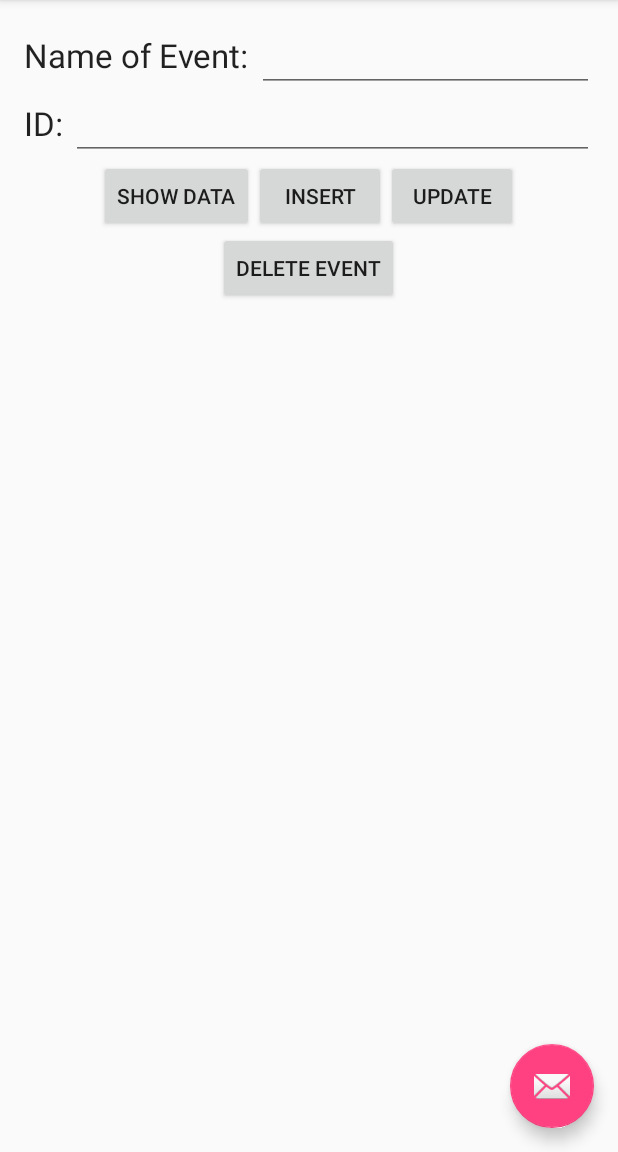
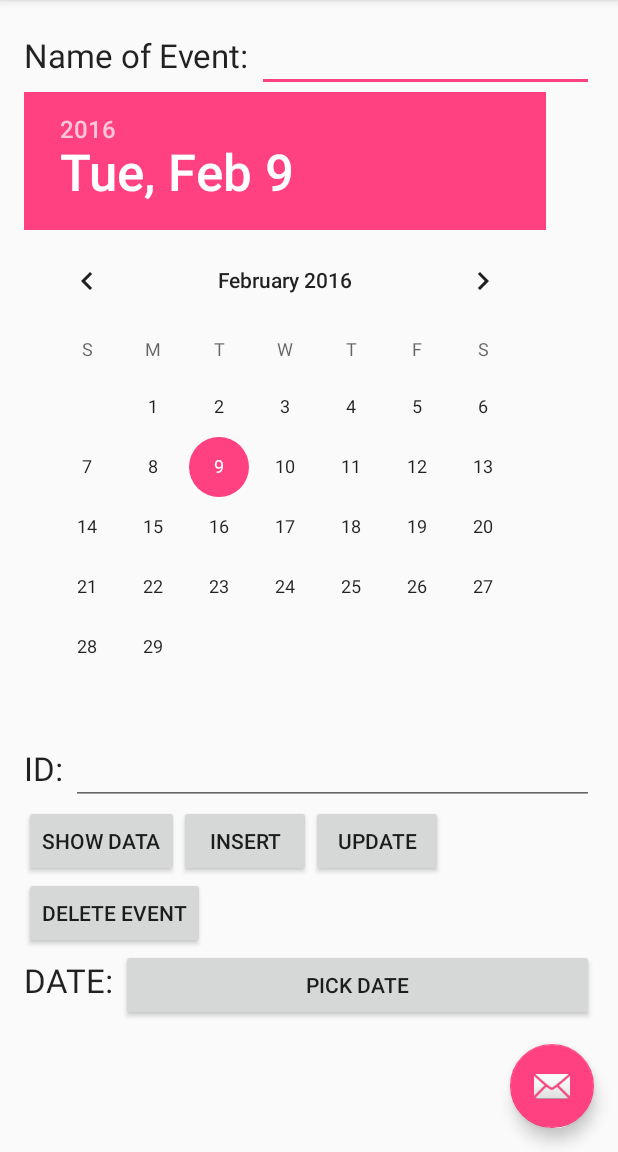
Before and after one commit to sdillon1/MyPlannerPal, an Android app: the screen it shows after launch (HomeScreen), on a phone screen of 412 x 824 dp, the part 84-1236 px from its top. Run offline under Robolectric (Android 15) with nearby library versions, the phone set to English and light mode, and no system bars.

Commit message:
Start date picker implementation

```diff
--- a/app/src/main/java/sean21eric/myplannerpal/DatabaseHelper.java
+++ b/app/src/main/java/sean21eric/myplannerpal/DatabaseHelper.java
@@ -24,6 +24,7 @@ public class DatabaseHelper extends SQLiteOpenHelper {
     public static final String TABLE_1_NAME = "EVENT";
     public static final String TABLE_1_COL_1_NAME = "ID";
     public static final String TABLE_1_COL_2_NAME = "NAME";
+    public static final String TABLE_1_COL_3_NAME = "DATE";
 
 
 
@@ -93,8 +94,6 @@ public class DatabaseHelper extends SQLiteOpenHelper {
             return true;
         }
 
-
-
     }
 
     public int deleteEvent(String id){
--- /dev/null
+++ b/app/src/main/java/sean21eric/myplannerpal/DatePickerFragment.java
@@ -0,0 +1,45 @@
+package sean21eric.myplannerpal;
+
+import android.app.DatePickerDialog;
+import android.app.Dialog;
+
+import android.os.Bundle;
+import android.support.v4.app.DialogFragment;
+import android.widget.DatePicker;
+import android.widget.TextView;
+import android.widget.Toast;
+
+import java.util.Calendar;
+
+/**
+ * Created by Sean on 2/9/2016.
+ */
+
+public class DatePickerFragment extends DialogFragment
+        implements DatePickerDialog.OnDateSetListener {
+
+
+
+
+
+    @Override
+    public Dialog onCreateDialog(Bundle savedInstanceState) {
+        // Use the current date as the default date in the picker
+        final Calendar c = Calendar.getInstance();
+        int year = c.get(Calendar.YEAR);
+        int month = c.get(Calendar.MONTH);
+        int day = c.get(Calendar.DAY_OF_MONTH);
+
+        // Create a new instance of DatePickerDialog and return it
+        return new DatePickerDialog(getActivity(), this, year, month, day);
+    }
+
+    public void onDateSet(DatePicker view, int year, int month, int day) {
+        // Do something with the date chosen by the user
+
+        Toast.makeText(getContext(), "Date set " + month + " - " + day + " - " + year, Toast.LENGTH_LONG).show();
+
+
+
+    }
+}
--- a/app/src/main/java/sean21eric/myplannerpal/HomeScreen.java
+++ b/app/src/main/java/sean21eric/myplannerpal/HomeScreen.java
@@ -6,14 +6,17 @@ import android.database.sqlite.SQLiteDatabase;
 import android.os.Bundle;
 import android.support.design.widget.FloatingActionButton;
 import android.support.design.widget.Snackbar;
+import android.support.v4.app.DialogFragment;
 import android.support.v7.app.AppCompatActivity;
 import android.support.v7.widget.Toolbar;
 import android.view.View;
 import android.view.Menu;
 import android.view.MenuItem;
 import android.widget.Button;
+import android.widget.DatePicker;
 import android.widget.EditText;
 import android.widget.LinearLayout;
+import android.widget.ScrollView;
 
 public class HomeScreen extends AppCompatActivity {
 
@@ -23,9 +26,12 @@ public class HomeScreen extends AppCompatActivity {
     Button btnShowData;
     Button btnUpdate;
     Button btnDelete;
+    Button btnDate;
     EditText nameEditText;
     EditText idEditText;
-    LinearLayout linearLayout1;
+    ScrollView linearLayout1;
+    DialogFragment newFragment = new DatePickerFragment();
+    DatePicker datePicker;
 
     @Override
     protected void onCreate(Bundle savedInstanceState) {
@@ -41,10 +47,12 @@ public class HomeScreen extends AppCompatActivity {
         btnShowData = (Button)findViewById(R.id.BTNShowData);
         btnUpdate = (Button)findViewById(R.id.BTNUpdate);
         btnDelete = (Button)findViewById(R.id.BTNDelete);
+        btnDate = (Button)findViewById(R.id.BTNDate);
         nameEditText = (EditText)findViewById(R.id.EDITTEXT_NAME);
         idEditText = (EditText)findViewById(R.id.EditText_ID);
+        datePicker = (DatePicker)findViewById(R.id.datePicker1);
 
-        linearLayout1 = (LinearLayout)findViewById(R.id.LinearLayout1);
+        linearLayout1 = (ScrollView)findViewById(R.id.ScrollLayout1);
 
         addOnclickListeners();
 
@@ -142,6 +150,13 @@ public class HomeScreen extends AppCompatActivity {
             }
         });
 
+        btnDate.setOnClickListener(new View.OnClickListener() {
+            @Override
+            public void onClick(View v) {
+                showDatePickerDialog(linearLayout1);
+            }
+        });
+
     }//close addOnclickListener()
 
     public void showAlertDialog(String title, String message){
@@ -170,6 +185,15 @@ public class HomeScreen extends AppCompatActivity {
     public void clearTExtFields(){
         nameEditText.setText("");
         idEditText.setText("");
+    }
+
+    public void showDatePickerDialog(View v) {
+
+        Bundle b = new Bundle();
+
+
+
+        newFragment.show(getSupportFragmentManager(), "datePicker");
     }
 
 
--- a/app/src/main/res/layout/content_home_screen.xml
+++ b/app/src/main/res/layout/content_home_screen.xml
@@ -1,5 +1,8 @@
 <?xml version="1.0" encoding="utf-8"?>
-<LinearLayout
+
+
+
+    <ScrollView
         xmlns:android="http://schemas.android.com/apk/res/android"
         xmlns:app="http://schemas.android.com/apk/res-auto"
         xmlns:tools="http://schemas.android.com/tools"
@@ -14,9 +17,13 @@
         tools:showIn="@layout/activity_home_screen"
         android:orientation="vertical"
         android:gravity="center_horizontal"
-    android:id="@+id/LinearLayout1"
+        android:id="@+id/ScrollLayout1"
         android:focusableInTouchMode="true">
 
+        <LinearLayout
+            android:orientation="vertical"
+            android:layout_width="match_parent"
+            android:layout_height="match_parent">
 
             <LinearLayout
                 android:orientation="horizontal"
@@ -36,7 +43,14 @@
                     android:layout_height="wrap_content"
                     android:id="@+id/EDITTEXT_NAME"
                     android:layout_weight="1"/>
+
             </LinearLayout>
+
+            <DatePicker
+                android:layout_width="match_parent"
+                android:layout_height="wrap_content"
+                android:id="@+id/datePicker1"
+                android:layout_gravity="center_horizontal"/>
 
             <LinearLayout
                 android:orientation="horizontal"
@@ -95,4 +109,25 @@
                     android:id="@+id/BTNDelete"/>
             </LinearLayout>
 
+            <LinearLayout
+                android:orientation="horizontal"
+                android:layout_width="match_parent"
+                android:layout_height="wrap_content">
+
+                <TextView
+                    android:layout_width="wrap_content"
+                    android:layout_height="wrap_content"
+                    android:textAppearance="?android:attr/textAppearanceLarge"
+                    android:text="DATE: "
+                    android:id="@+id/textView2"/>
+
+                <Button
+                    android:layout_width="wrap_content"
+                    android:layout_height="wrap_content"
+                    android:text="Pick Date"
+                    android:id="@+id/BTNDate"
+                    android:layout_weight="1"/>
+
             </LinearLayout>
+        </LinearLayout>
+    </ScrollView>
```
Lines whose indentation alone changed are shown as unchanged.
